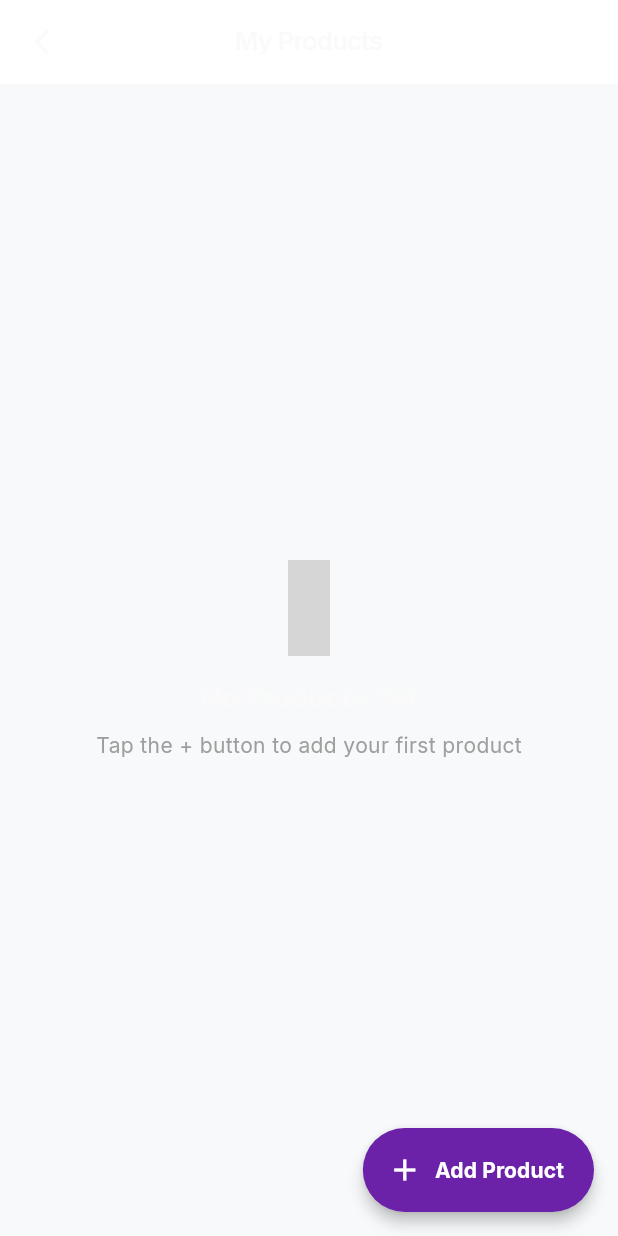
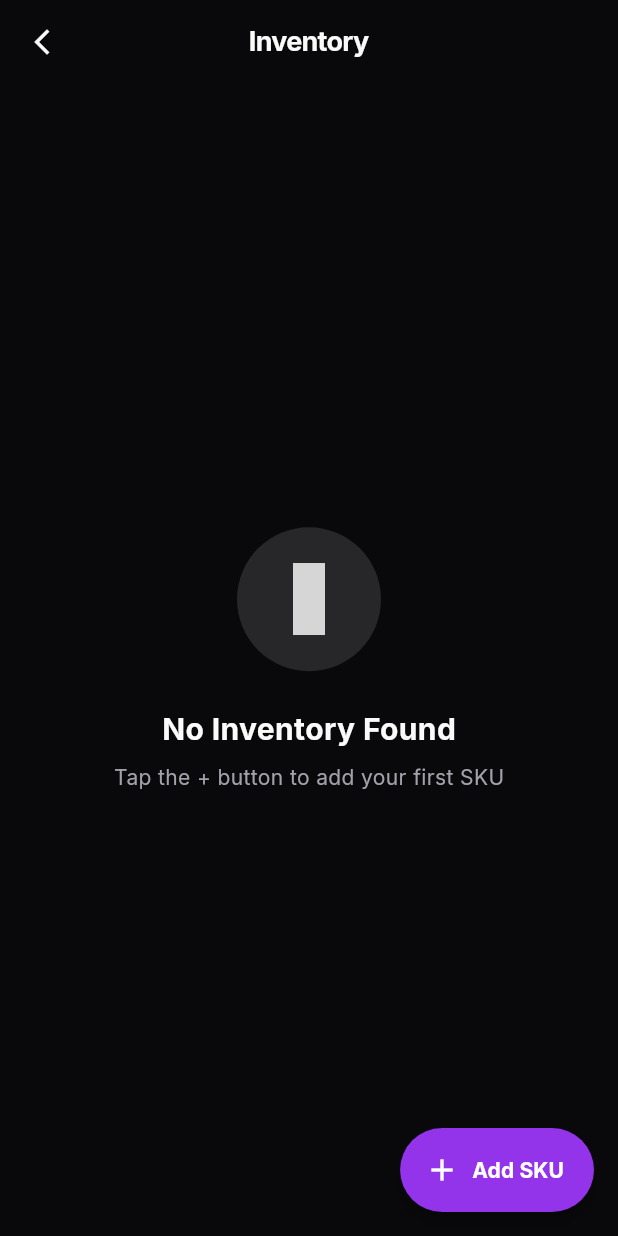
Before and after one commit to Pranshu2404/AsBrand-Supplier, a Flutter app: the SupplierProductsScreen screen opened directly, on a phone screen of 412 x 824 dp. Run offline on Flutter 3.47's test engine with Material 3 defaults, Android fonts, the phone set to English and light mode, and no system bars; our stand-ins replace flutter_secure_storage, google_fonts, iconsax_flutter, image_picker, share_plus, shared_preferences; accounts and stored records are empty; network calls fail; grey boxes are pictures that could not be loaded.

Commit message:
supplier products

```diff
--- a/lib/screens/supplier_products_screen.dart
+++ b/lib/screens/supplier_products_screen.dart
@@ -28,17 +28,17 @@ class _SupplierProductsScreenState extends State<SupplierProductsScreen> {
     final supplier = context.watch<SupplierProvider>();
 
     return Scaffold(
-      backgroundColor: const Color(0xFFF8F9FA),
+      backgroundColor: AppTheme.scaffoldBackground,
       appBar: AppBar(
-        backgroundColor: Colors.white,
+        backgroundColor: AppTheme.scaffoldBackground,
         surfaceTintColor: Colors.transparent,
         elevation: 0,
         leading: IconButton(
           icon: const Icon(Icons.arrow_back_ios_new, color: AppTheme.textPrimary, size: 20),
           onPressed: () => Navigator.pop(context),
         ),
-        title: const Text('My Products',
-          style: TextStyle(fontSize: 17, fontWeight: FontWeight.w600, color: AppTheme.textPrimary)),
+        title: const Text('Inventory',
+          style: TextStyle(fontSize: 18, fontWeight: FontWeight.w700, color: AppTheme.textPrimary, letterSpacing: -0.5)),
         centerTitle: true,
       ),
       floatingActionButton: FloatingActionButton.extended(
@@ -46,28 +46,37 @@ class _SupplierProductsScreenState extends State<SupplierProductsScreen> {
           await Navigator.push(context, MaterialPageRoute(builder: (_) => const AddSupplierProductScreen()));
           if (mounted) context.read<SupplierProvider>().fetchProducts();
         },
-        backgroundColor: AppTheme.primaryColor,
+        backgroundColor: AppTheme.primaryAccent,
         icon: const Icon(Icons.add, color: Colors.white),
-        label: const Text('Add Product', style: TextStyle(fontWeight: FontWeight.bold, color: Colors.white)),
+        label: const Text('Add SKU', style: TextStyle(fontWeight: FontWeight.bold, color: Colors.white)),
       ),
       body: supplier.isLoading
-          ? const Center(child: CircularProgressIndicator())
+          ? const Center(child: CircularProgressIndicator(color: AppTheme.primaryAccent))
           : supplier.products.isEmpty
               ? Center(
                   child: Column(
                     mainAxisAlignment: MainAxisAlignment.center,
                     children: [
-                      Icon(Iconsax.box, size: 64, color: Colors.grey.shade300),
-                      const SizedBox(height: 16),
-                      const Text('No Products Yet', style: TextStyle(fontSize: 18, fontWeight: FontWeight.bold)),
+                      Container(
+                        padding: const EdgeInsets.all(24),
+                        decoration: const BoxDecoration(
+                          color: AppTheme.surfaceColor,
+                          shape: BoxShape.circle,
+                        ),
+                        child: const Icon(Iconsax.box, size: 48, color: AppTheme.textHint),
+                      ),
+                      const SizedBox(height: 24),
+                      const Text('No Inventory Found', style: TextStyle(fontSize: 20, fontWeight: FontWeight.bold, color: AppTheme.textPrimary)),
                       const SizedBox(height: 8),
-                      Text('Tap the + button to add your first product',
-                        style: TextStyle(color: Colors.grey.shade500)),
+                      const Text('Tap the + button to add your first SKU',
+                        style: TextStyle(color: AppTheme.textSecondary)),
                     ],
                   ),
                 )
               : RefreshIndicator(
                   onRefresh: () => supplier.fetchProducts(),
+                  color: AppTheme.primaryAccent,
+                  backgroundColor: AppTheme.surfaceColor,
                   child: ListView.builder(
                     padding: const EdgeInsets.all(16),
                     itemCount: supplier.products.length,
@@ -83,9 +92,9 @@ class _SupplierProductsScreenState extends State<SupplierProductsScreen> {
     return Container(
       margin: const EdgeInsets.only(bottom: 12),
       decoration: BoxDecoration(
-        color: Colors.white,
+        color: AppTheme.cardBackground,
         borderRadius: BorderRadius.circular(16),
-        boxShadow: [BoxShadow(color: Colors.black.withOpacity(0.04), blurRadius: 10, offset: const Offset(0, 4))],
+        border: Border.all(color: const Color(0xFF27272A)),
       ),
       child: Padding(
         padding: const EdgeInsets.all(14),
@@ -95,14 +104,14 @@ class _SupplierProductsScreenState extends State<SupplierProductsScreen> {
             Container(
               width: 80, height: 80,
               decoration: BoxDecoration(
-                color: Colors.grey.shade100,
+                color: AppTheme.surfaceColor,
                 borderRadius: BorderRadius.circular(12),
                 image: imageUrl != null
                     ? DecorationImage(image: NetworkImage(imageUrl), fit: BoxFit.cover)
                     : null,
               ),
               child: imageUrl == null
-                  ? Icon(Iconsax.image, color: Colors.grey.shade300, size: 30)
+                  ? const Icon(Iconsax.image, color: AppTheme.textHint, size: 30)
                   : null,
             ),
             const SizedBox(width: 14),
@@ -123,7 +132,7 @@ class _SupplierProductsScreenState extends State<SupplierProductsScreen> {
                       if (product.offerPrice != null && product.offerPrice! < product.price) ...[
                         const SizedBox(width: 6),
                         Text('₹${product.price}',
-                          style: TextStyle(fontSize: 12, decoration: TextDecoration.lineThrough, color: Colors.grey.shade400)),
+                          style: const TextStyle(fontSize: 12, decoration: TextDecoration.lineThrough, color: AppTheme.textSecondary)),
                       ],
                     ],
                   ),
@@ -131,16 +140,16 @@ class _SupplierProductsScreenState extends State<SupplierProductsScreen> {
                   Row(
                     children: [
                       Container(
-                        padding: const EdgeInsets.symmetric(horizontal: 8, vertical: 3),
+                        padding: const EdgeInsets.symmetric(horizontal: 8, vertical: 4),
                         decoration: BoxDecoration(
-                          color: product.quantity > 0 ? AppTheme.successGreen.withOpacity(0.1) : Colors.red.shade50,
+                          color: product.quantity > 0 ? AppTheme.successGreen.withOpacity(0.15) : AppTheme.errorColor.withOpacity(0.15),
                           borderRadius: BorderRadius.circular(6),
                         ),
                         child: Text(
                           product.quantity > 0 ? 'In Stock (${product.quantity})' : 'Out of Stock',
                           style: TextStyle(
-                            fontSize: 11, fontWeight: FontWeight.w600,
-                            color: product.quantity > 0 ? AppTheme.successGreen : Colors.red,
+                            fontSize: 11, fontWeight: FontWeight.w700,
+                            color: product.quantity > 0 ? AppTheme.successGreen : AppTheme.errorColor,
                           ),
                         ),
                       ),
@@ -149,7 +158,9 @@ class _SupplierProductsScreenState extends State<SupplierProductsScreen> {
                 ],
               ),
             ),
-            // Edit button
+            // Actions
+            Column(
+              children: [
                 IconButton(
                   onPressed: () async {
                     await Navigator.push(context, MaterialPageRoute(
@@ -157,13 +168,14 @@ class _SupplierProductsScreenState extends State<SupplierProductsScreen> {
                     ));
                     if (mounted) context.read<SupplierProvider>().fetchProducts();
                   },
-              icon: const Icon(Iconsax.edit, color: AppTheme.primaryColor, size: 20),
+                  icon: const Icon(Iconsax.edit, color: AppTheme.primaryAccent, size: 20),
                 ),
-            // Delete button
                 IconButton(
                   onPressed: () => _confirmDelete(product),
-              icon: const Icon(Iconsax.trash, color: Colors.red, size: 20),
+                  icon: const Icon(Iconsax.trash, color: AppTheme.errorColor, size: 20),
                 ),
+              ],
+            )
           ],
         ),
       ),
@@ -176,13 +188,18 @@ class _SupplierProductsScreenState extends State<SupplierProductsScreen> {
     showDialog(
       context: context,
       builder: (ctx) => AlertDialog(
-        shape: RoundedRectangleBorder(borderRadius: BorderRadius.circular(18)),
-        title: const Text('Delete Product?'),
-        content: Text('Are you sure you want to delete "${product.name}"?'),
+        backgroundColor: AppTheme.cardBackground,
+        shape: RoundedRectangleBorder(
+          borderRadius: BorderRadius.circular(16),
+          side: const BorderSide(color: Color(0xFF27272A)),
+        ),
+        title: const Text('Delete SKU?', style: TextStyle(color: AppTheme.textPrimary, fontWeight: FontWeight.bold)),
+        content: Text('Are you sure you want to delete "${product.name}"?',
+          style: const TextStyle(color: AppTheme.textSecondary)),
         actions: [
           TextButton(
             onPressed: () => Navigator.pop(ctx),
-            child: const Text('Cancel'),
+            child: const Text('Cancel', style: TextStyle(color: AppTheme.textSecondary)),
           ),
           ElevatedButton(
             onPressed: () async {
@@ -190,11 +207,14 @@ class _SupplierProductsScreenState extends State<SupplierProductsScreen> {
               final success = await context.read<SupplierProvider>().deleteProduct(idToDelete);
               if (success && mounted) {
                 ScaffoldMessenger.of(context).showSnackBar(
-                  const SnackBar(content: Text('Product deleted')),
+                  const SnackBar(content: Text('SKU deleted successfully')),
                 );
               }
             },
-            style: ElevatedButton.styleFrom(backgroundColor: Colors.red),
+            style: ElevatedButton.styleFrom(
+              backgroundColor: AppTheme.errorColor,
+              shape: RoundedRectangleBorder(borderRadius: BorderRadius.circular(8)),
+            ),
             child: const Text('Delete'),
           ),
         ],
```
Lines whose indentation alone changed are shown as unchanged.
